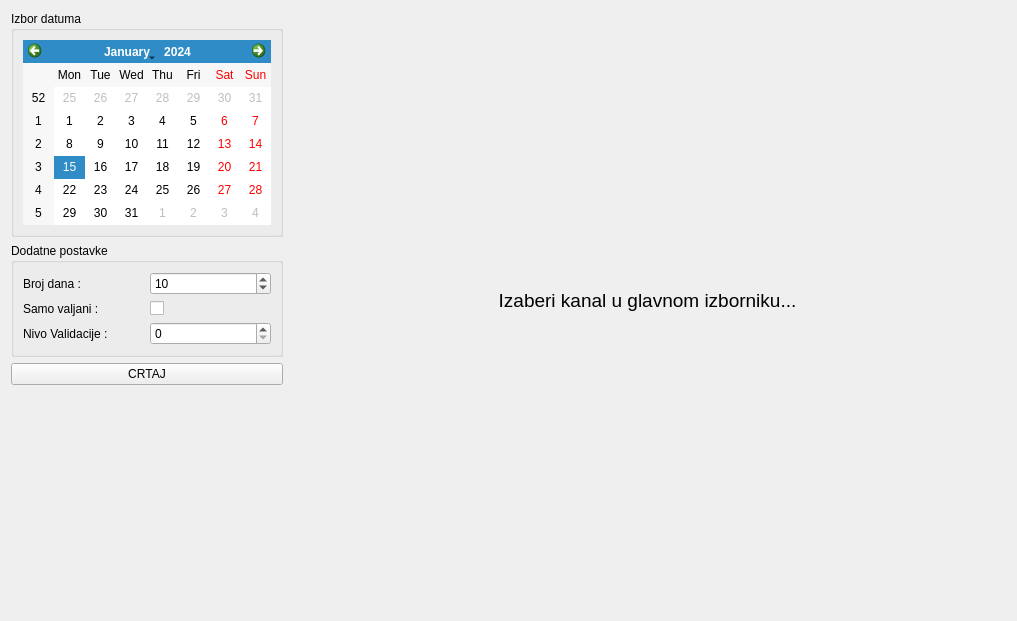
First picture: the form in app/view/ui_files/visednevni_prikaz.ui, repository kluksa/kontrola-podataka, before the edit.
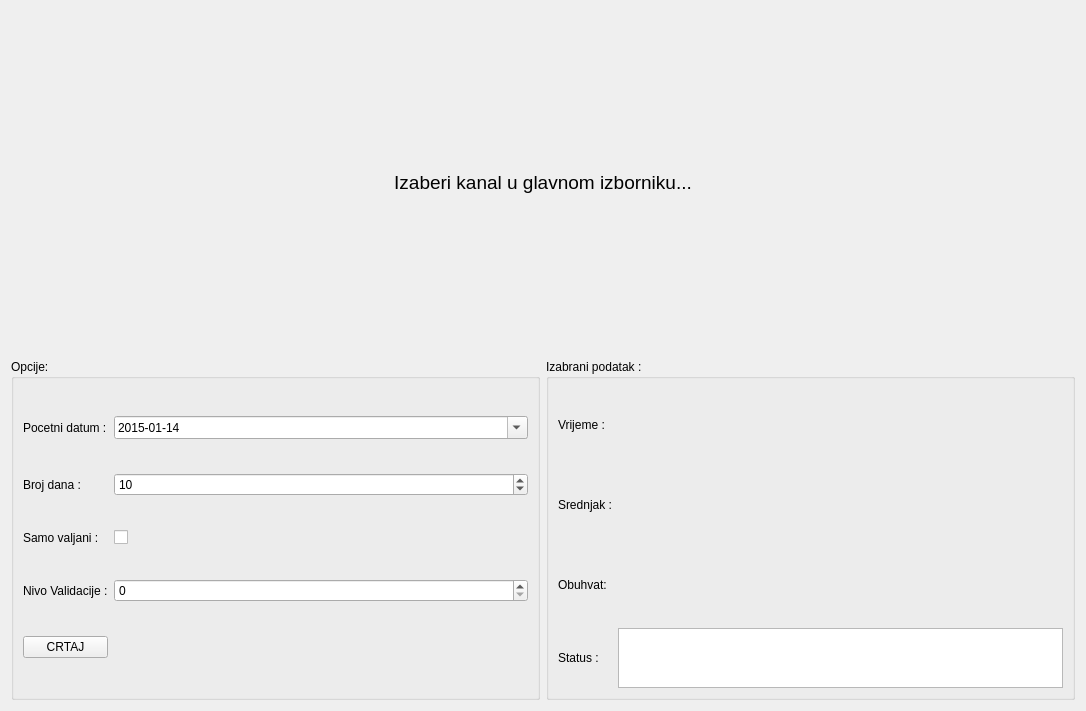
Second picture: the form after the edit.

Patch:
```diff
--- a/app/view/ui_files/visednevni_prikaz.ui
+++ b/app/view/ui_files/visednevni_prikaz.ui
@@ -6,140 +6,14 @@
    <rect>
     <x>0</x>
     <y>0</y>
-    <width>1017</width>
-    <height>621</height>
+    <width>1086</width>
+    <height>711</height>
    </rect>
   </property>
   <property name="windowTitle">
    <string>Form</string>
   </property>
-  <layout class="QHBoxLayout" name="horizontalLayout">
-   <item>
-    <layout class="QVBoxLayout" name="verticalLayout">
-     <item>
-      <widget class="QGroupBox" name="groupBox_2">
-       <property name="sizePolicy">
-        <sizepolicy hsizetype="Fixed" vsizetype="Minimum">
-         <horstretch>0</horstretch>
-         <verstretch>0</verstretch>
-        </sizepolicy>
-       </property>
-       <property name="title">
-        <string>Izbor datuma</string>
-       </property>
-       <layout class="QVBoxLayout" name="verticalLayout_2">
-        <item>
-         <widget class="QCalendarWidget" name="kalendar">
-          <property name="sizePolicy">
-           <sizepolicy hsizetype="Minimum" vsizetype="Minimum">
-            <horstretch>0</horstretch>
-            <verstretch>0</verstretch>
-           </sizepolicy>
-          </property>
-         </widget>
-        </item>
-       </layout>
-      </widget>
-     </item>
-     <item>
-      <widget class="QGroupBox" name="groupBox">
-       <property name="sizePolicy">
-        <sizepolicy hsizetype="Minimum" vsizetype="Minimum">
-         <horstretch>0</horstretch>
-         <verstretch>0</verstretch>
-        </sizepolicy>
-       </property>
-       <property name="title">
-        <string>Dodatne postavke</string>
-       </property>
-       <layout class="QGridLayout" name="gridLayout">
-        <item row="1" column="0">
-         <widget class="QLabel" name="label_3">
-          <property name="sizePolicy">
-           <sizepolicy hsizetype="Minimum" vsizetype="Preferred">
-            <horstretch>0</horstretch>
-            <verstretch>0</verstretch>
-           </sizepolicy>
-          </property>
-          <property name="text">
-           <string>Samo valjani :</string>
-          </property>
-         </widget>
-        </item>
-        <item row="2" column="0">
-         <widget class="QLabel" name="label_4">
-          <property name="sizePolicy">
-           <sizepolicy hsizetype="Minimum" vsizetype="Preferred">
-            <horstretch>0</horstretch>
-            <verstretch>0</verstretch>
-           </sizepolicy>
-          </property>
-          <property name="text">
-           <string>Nivo Validacije :</string>
-          </property>
-         </widget>
-        </item>
-        <item row="0" column="0">
-         <widget class="QLabel" name="label_2">
-          <property name="sizePolicy">
-           <sizepolicy hsizetype="Minimum" vsizetype="Preferred">
-            <horstretch>0</horstretch>
-            <verstretch>0</verstretch>
-           </sizepolicy>
-          </property>
-          <property name="text">
-           <string>Broj dana :</string>
-          </property>
-         </widget>
-        </item>
-        <item row="0" column="1">
-         <widget class="QSpinBox" name="spinBrojDana">
-          <property name="minimum">
-           <number>1</number>
-          </property>
-          <property name="maximum">
-           <number>365</number>
-          </property>
-          <property name="value">
-           <number>10</number>
-          </property>
-         </widget>
-        </item>
-        <item row="2" column="1">
-         <widget class="QSpinBox" name="spinNivoValidacije"/>
-        </item>
-        <item row="1" column="1">
-         <widget class="QCheckBox" name="checkSamoValjani">
-          <property name="text">
-           <string/>
-          </property>
-         </widget>
-        </item>
-       </layout>
-      </widget>
-     </item>
-     <item>
-      <widget class="QPushButton" name="buttonCrtaj">
-       <property name="text">
-        <string>CRTAJ</string>
-       </property>
-      </widget>
-     </item>
-     <item>
-      <spacer name="verticalSpacer">
-       <property name="orientation">
-        <enum>Qt::Vertical</enum>
-       </property>
-       <property name="sizeHint" stdset="0">
-        <size>
-         <width>20</width>
-         <height>40</height>
-        </size>
-       </property>
-      </spacer>
-     </item>
-    </layout>
-   </item>
+  <layout class="QVBoxLayout" name="verticalLayout_2">
    <item>
     <layout class="QVBoxLayout" name="grafLayout">
      <item>
@@ -166,18 +40,267 @@
        </property>
       </widget>
      </item>
+    </layout>
+   </item>
+   <item>
+    <layout class="QHBoxLayout" name="horizontalLayout">
      <item>
-      <spacer name="horizontalSpacer">
-       <property name="orientation">
-        <enum>Qt::Horizontal</enum>
+      <widget class="QGroupBox" name="groupBox_3">
+       <property name="sizePolicy">
+        <sizepolicy hsizetype="MinimumExpanding" vsizetype="Preferred">
+         <horstretch>0</horstretch>
+         <verstretch>0</verstretch>
+        </sizepolicy>
        </property>
-       <property name="sizeHint" stdset="0">
-        <size>
-         <width>40</width>
-         <height>20</height>
-        </size>
+       <property name="title">
+        <string>Opcije:</string>
        </property>
-      </spacer>
+       <layout class="QGridLayout" name="gridLayout_2">
+        <item row="1" column="1">
+         <widget class="QSpinBox" name="spinBrojDana">
+          <property name="sizePolicy">
+           <sizepolicy hsizetype="MinimumExpanding" vsizetype="Fixed">
+            <horstretch>0</horstretch>
+            <verstretch>0</verstretch>
+           </sizepolicy>
+          </property>
+          <property name="minimum">
+           <number>1</number>
+          </property>
+          <property name="maximum">
+           <number>999</number>
+          </property>
+          <property name="value">
+           <number>10</number>
+          </property>
+         </widget>
+        </item>
+        <item row="2" column="1">
+         <widget class="QCheckBox" name="checkSamoValjani">
+          <property name="sizePolicy">
+           <sizepolicy hsizetype="MinimumExpanding" vsizetype="Fixed">
+            <horstretch>0</horstretch>
+            <verstretch>0</verstretch>
+           </sizepolicy>
+          </property>
+          <property name="text">
+           <string/>
+          </property>
+         </widget>
+        </item>
+        <item row="2" column="0">
+         <widget class="QLabel" name="label_3">
+          <property name="sizePolicy">
+           <sizepolicy hsizetype="Minimum" vsizetype="Preferred">
+            <horstretch>0</horstretch>
+            <verstretch>0</verstretch>
+           </sizepolicy>
+          </property>
+          <property name="text">
+           <string>Samo valjani :</string>
+          </property>
+         </widget>
+        </item>
+        <item row="3" column="0">
+         <widget class="QLabel" name="label_4">
+          <property name="sizePolicy">
+           <sizepolicy hsizetype="Minimum" vsizetype="Preferred">
+            <horstretch>0</horstretch>
+            <verstretch>0</verstretch>
+           </sizepolicy>
+          </property>
+          <property name="text">
+           <string>Nivo Validacije :</string>
+          </property>
+         </widget>
+        </item>
+        <item row="4" column="0">
+         <widget class="QPushButton" name="buttonCrtaj">
+          <property name="text">
+           <string>CRTAJ</string>
+          </property>
+         </widget>
+        </item>
+        <item row="1" column="0">
+         <widget class="QLabel" name="label_2">
+          <property name="sizePolicy">
+           <sizepolicy hsizetype="Minimum" vsizetype="Preferred">
+            <horstretch>0</horstretch>
+            <verstretch>0</verstretch>
+           </sizepolicy>
+          </property>
+          <property name="text">
+           <string>Broj dana :</string>
+          </property>
+         </widget>
+        </item>
+        <item row="0" column="1">
+         <widget class="QDateEdit" name="dateEditPocetni">
+          <property name="sizePolicy">
+           <sizepolicy hsizetype="MinimumExpanding" vsizetype="Fixed">
+            <horstretch>0</horstretch>
+            <verstretch>0</verstretch>
+           </sizepolicy>
+          </property>
+          <property name="date">
+           <date>
+            <year>2015</year>
+            <month>1</month>
+            <day>14</day>
+           </date>
+          </property>
+          <property name="displayFormat">
+           <string>yyyy-mM-dd</string>
+          </property>
+          <property name="calendarPopup">
+           <bool>true</bool>
+          </property>
+         </widget>
+        </item>
+        <item row="0" column="0">
+         <widget class="QLabel" name="label">
+          <property name="text">
+           <string>Pocetni datum :</string>
+          </property>
+         </widget>
+        </item>
+        <item row="3" column="1">
+         <widget class="QSpinBox" name="spinNivoValidacije">
+          <property name="sizePolicy">
+           <sizepolicy hsizetype="MinimumExpanding" vsizetype="Fixed">
+            <horstretch>0</horstretch>
+            <verstretch>0</verstretch>
+           </sizepolicy>
+          </property>
+         </widget>
+        </item>
+       </layout>
+      </widget>
+     </item>
+     <item>
+      <widget class="QGroupBox" name="groupBox">
+       <property name="sizePolicy">
+        <sizepolicy hsizetype="MinimumExpanding" vsizetype="Preferred">
+         <horstretch>0</horstretch>
+         <verstretch>0</verstretch>
+        </sizepolicy>
+       </property>
+       <property name="title">
+        <string>Izabrani podatak :</string>
+       </property>
+       <layout class="QGridLayout" name="gridLayout">
+        <item row="2" column="1">
+         <widget class="QLabel" name="labelObuhvat">
+          <property name="sizePolicy">
+           <sizepolicy hsizetype="MinimumExpanding" vsizetype="Preferred">
+            <horstretch>0</horstretch>
+            <verstretch>0</verstretch>
+           </sizepolicy>
+          </property>
+          <property name="text">
+           <string/>
+          </property>
+         </widget>
+        </item>
+        <item row="1" column="1">
+         <widget class="QLabel" name="labelAverage">
+          <property name="sizePolicy">
+           <sizepolicy hsizetype="MinimumExpanding" vsizetype="Preferred">
+            <horstretch>0</horstretch>
+            <verstretch>0</verstretch>
+           </sizepolicy>
+          </property>
+          <property name="text">
+           <string/>
+          </property>
+         </widget>
+        </item>
+        <item row="1" column="0">
+         <widget class="QLabel" name="label_5">
+          <property name="sizePolicy">
+           <sizepolicy hsizetype="Minimum" vsizetype="Preferred">
+            <horstretch>0</horstretch>
+            <verstretch>0</verstretch>
+           </sizepolicy>
+          </property>
+          <property name="text">
+           <string>Srednjak :</string>
+          </property>
+         </widget>
+        </item>
+        <item row="2" column="0">
+         <widget class="QLabel" name="label_7">
+          <property name="sizePolicy">
+           <sizepolicy hsizetype="Minimum" vsizetype="Preferred">
+            <horstretch>0</horstretch>
+            <verstretch>0</verstretch>
+           </sizepolicy>
+          </property>
+          <property name="text">
+           <string>Obuhvat: </string>
+          </property>
+         </widget>
+        </item>
+        <item row="0" column="0">
+         <widget class="QLabel" name="label_9">
+          <property name="sizePolicy">
+           <sizepolicy hsizetype="Minimum" vsizetype="Preferred">
+            <horstretch>0</horstretch>
+            <verstretch>0</verstretch>
+           </sizepolicy>
+          </property>
+          <property name="text">
+           <string>Vrijeme :</string>
+          </property>
+         </widget>
+        </item>
+        <item row="0" column="1">
+         <widget class="QLabel" name="labelVrijeme">
+          <property name="sizePolicy">
+           <sizepolicy hsizetype="MinimumExpanding" vsizetype="Preferred">
+            <horstretch>0</horstretch>
+            <verstretch>0</verstretch>
+           </sizepolicy>
+          </property>
+          <property name="text">
+           <string/>
+          </property>
+         </widget>
+        </item>
+        <item row="3" column="0">
+         <widget class="QLabel" name="label_11">
+          <property name="sizePolicy">
+           <sizepolicy hsizetype="Minimum" vsizetype="Preferred">
+            <horstretch>0</horstretch>
+            <verstretch>0</verstretch>
+           </sizepolicy>
+          </property>
+          <property name="text">
+           <string>Status :</string>
+          </property>
+         </widget>
+        </item>
+        <item row="3" column="1">
+         <widget class="QPlainTextEdit" name="plainTextEditStatus">
+          <property name="sizePolicy">
+           <sizepolicy hsizetype="MinimumExpanding" vsizetype="Fixed">
+            <horstretch>0</horstretch>
+            <verstretch>0</verstretch>
+           </sizepolicy>
+          </property>
+          <property name="maximumSize">
+           <size>
+            <width>16777215</width>
+            <height>60</height>
+           </size>
+          </property>
+          <property name="readOnly">
+           <bool>true</bool>
+          </property>
+         </widget>
+        </item>
+       </layout>
+      </widget>
      </item>
     </layout>
    </item>
```
